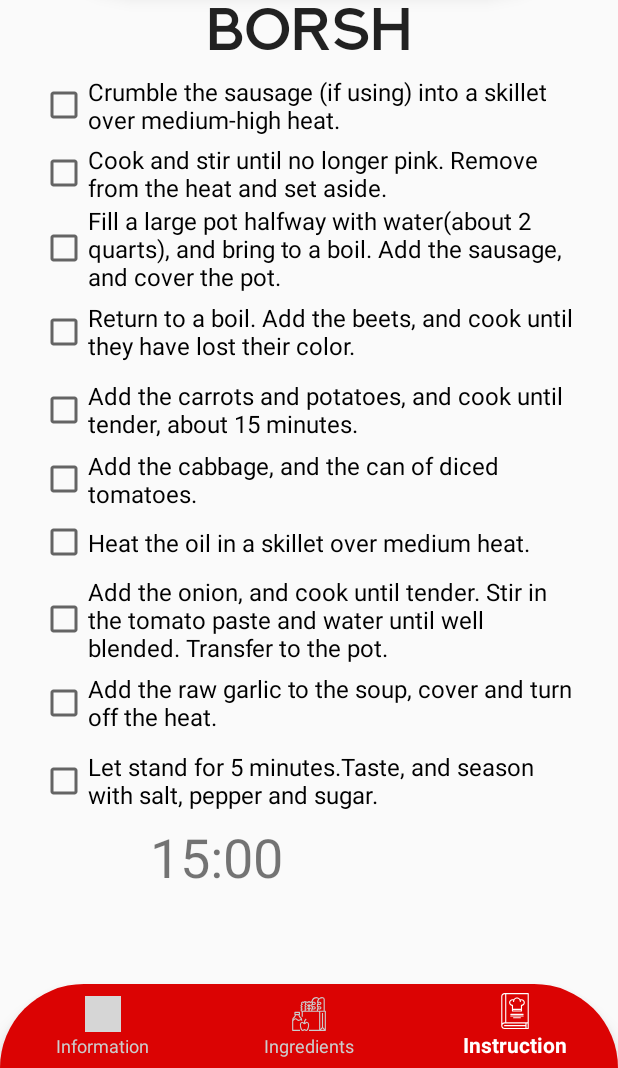
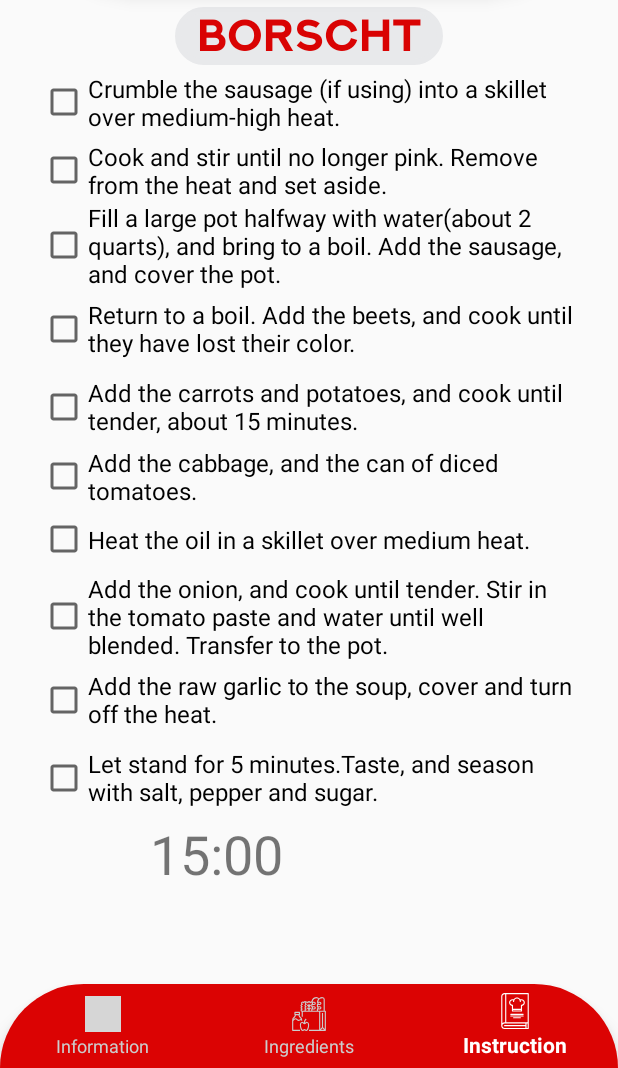
Before and after one commit to thinkingMark/Havka, an Android app: the Ingredients screen opened directly, with no data from a screen before it, item 3 of the bottom bar chosen, on a phone screen of 412 x 824 dp, the part 168-1236 px from its top. Run offline under Robolectric (Android 15) with nearby library versions, the phone set to English and light mode, and no system bars; our stand-ins replace Navigation 3; 2 statements that could not run were skipped; grey boxes are pictures that could not be loaded.

Commit message:
Повністю дороблений калькулятор. На сторінці "Instruction" пофіксений баг(виліт)

```diff
--- a/app/src/main/java/com/example/havka/Information.java
+++ b/app/src/main/java/com/example/havka/Information.java
@@ -52,6 +52,7 @@ public class Information extends AppCompatActivity {
          *  По стандарту вибрана сторінкка №5
          */
         final  Intent intentIngredients = new Intent(getApplicationContext(), Ingredients.class);
+        final Intent INTENT_INSTRUCTIONS = new Intent(getApplicationContext(), Instructions.class);
         bottomNavigationView.setOnNavigationItemSelectedListener(new BottomNavigationView.OnNavigationItemSelectedListener() {
             @Override
             public boolean onNavigationItemSelected(@NonNull MenuItem menuItem) {
@@ -65,7 +66,8 @@ public class Information extends AppCompatActivity {
 
                         return true;
                     case R.id.instructions:
-                        startActivity(new Intent(getApplicationContext(),Instructions.class));
+                        INTENT_INSTRUCTIONS.putExtra("meal", number);
+                        startActivity(INTENT_INSTRUCTIONS);
                         overridePendingTransition(0,0);
                         return true;
                 }
--- a/app/src/main/java/com/example/havka/Ingredients.java
+++ b/app/src/main/java/com/example/havka/Ingredients.java
@@ -17,7 +17,6 @@ import android.widget.TableRow;
 import android.widget.TextView;
 import android.widget.Toast;
 import com.google.android.material.bottomnavigation.BottomNavigationView;
-import com.google.android.material.internal.FlowLayout;
 
 public class Ingredients extends AppCompatActivity {
 
@@ -49,6 +48,7 @@ public class Ingredients extends AppCompatActivity {
         BottomNavigationView topNavigationView = findViewById(R.id.top_navigation);
 
         final Intent intentInformation = new Intent(getApplicationContext(),Information.class);
+        final Intent INTENT_INSTRUCTIONS = new Intent(getApplicationContext(), Instructions.class);
 
         // Переключатель сторінок
         bottomNavigationView.setOnNavigationItemSelectedListener(new BottomNavigationView.OnNavigationItemSelectedListener() {
@@ -64,7 +64,8 @@ public class Ingredients extends AppCompatActivity {
                         overridePendingTransition(0,0);
                         return true;
                     case R.id.instructions:
-                        startActivity(new Intent(getApplicationContext(),Instructions.class));
+                        INTENT_INSTRUCTIONS.putExtra("meal", number);
+                        startActivity(INTENT_INSTRUCTIONS);
                         overridePendingTransition(0,0);
                         return true;
                 }
@@ -98,16 +99,16 @@ public class Ingredients extends AppCompatActivity {
 
         switch (number){
             case 0:
-                title.setText("BORSCH");
+                title.setText("BORSCHT");
                 break;
             case 1:
-                title.setText("Varenyky");
+                title.setText("VARENYKY");
                 break;
             case 2:
                 title.setText("UZVAR");
                 break;
             case 3:
-                title.setText("Sirniks");
+                title.setText("SIRNIKS");
                 break;
             default:
                 break;
--- a/app/src/main/java/com/example/havka/Instructions.java
+++ b/app/src/main/java/com/example/havka/Instructions.java
@@ -1,5 +1,6 @@
 package com.example.havka;
 
+import android.annotation.SuppressLint;
 import android.content.Intent;
 import android.os.Bundle;
 import android.os.CountDownTimer;
@@ -27,16 +28,18 @@ public class Instructions extends AppCompatActivity {
     private TextView mTextViewCountDown;
     private Button mButtonStartPause;
     private Button mButtonReset;
-
     private CountDownTimer mCountDownTimer;
-
     private boolean mTimerRunning;
-
     private long mTimeLeftInMillis = START_TIME_IN_MILLIS;
+    private int number;
+    private TextView mealTitle;
 
     @Override
     protected void onCreate(Bundle savedInstanceState) {
         super.onCreate(savedInstanceState);
+        Bundle argumentsFirstPage = getIntent().getExtras();
+        String s = argumentsFirstPage.get("meal").toString();
+        number = Integer.parseInt(s); // сторінка запускається з параметрами, для вибору страви
         setContentView(R.layout.activity_instructions);
 
         mTextViewCountDown = findViewById(R.id.text_View_countdown);
@@ -76,16 +79,22 @@ public class Instructions extends AppCompatActivity {
          *  Перехід між сторінками №5, №6, №7
          *  По стандарту вибрана сторінкка №6
          */
+
+        final Intent INTENT_INFORMATION = new Intent(getApplicationContext(),Information.class);
+        final Intent INTENT_INGREDIENTS = new Intent(getApplicationContext(), Ingredients.class);
+
         bottomNavigationView.setOnNavigationItemSelectedListener(new BottomNavigationView.OnNavigationItemSelectedListener() {
             @Override
             public boolean onNavigationItemSelected(@NonNull MenuItem menuItem) {
                 switch (menuItem.getItemId()){
                     case R.id.ingridients:
-                        startActivity(new Intent(getApplicationContext(), Ingredients.class));
+                        INTENT_INGREDIENTS.putExtra("meal", number);
+                        startActivity(INTENT_INGREDIENTS);
                         overridePendingTransition(0,0);
                         return true;
                     case R.id.inforamation:
-                        startActivity(new Intent(getApplicationContext(),Information.class));
+                        INTENT_INFORMATION.putExtra("meal", number);
+                        startActivity(INTENT_INFORMATION);
                         overridePendingTransition(0,0);
                         return true;
                     case R.id.instructions:
@@ -108,6 +117,28 @@ public class Instructions extends AppCompatActivity {
             }
         });
 
+        selectMeal(number);
+    }
+
+    @SuppressLint("SetTextI18n")
+    private void selectMeal(int number){
+        mealTitle = (TextView)findViewById(R.id.mealInstruction);
+        switch (number){
+            case 0:
+                mealTitle.setText("BORSCHT");
+                break;
+            case 1:
+                mealTitle.setText("VARENYKY");
+                break;
+            case 2:
+                mealTitle.setText("UZVAR");
+                break;
+            case 3:
+                mealTitle.setText("SIRNIKS");
+                break;
+            default:
+                break;
+        }
     }
 
     private void pauseTimer() {
--- a/app/src/main/java/com/example/havka/Meals.java
+++ b/app/src/main/java/com/example/havka/Meals.java
@@ -25,14 +25,14 @@ public class Meals {
             100,  20,//  tomato, garlic,
             20,   30  //  pepper, parsley
     };
-    static public MealModel firstMeal = new MealModel("BORSHT",
-            "Borsch is a sour soup common in Eastern Europe and Northern Asia.Made with beetroots as one of the main ingredients, which give the dish its distincti-ve red color. Nice dish.",
+    static public MealModel firstMeal = new MealModel("BORSCHT",
+            "Borscht is a sour soup common in Eastern Europe and Northern Asia.Made with beetroots as one of the main ingredients, which give the dish its distincti-ve red color. Nice dish.",
             "0.5$",
             "1 H",
             "1 L",
             R.drawable.borsh,
             firstMealIngridients,
-            "Borsch.txt");
+            "Borscht.txt");
 
     static String[] secondMealIngridients =  {
             "Potato", "Flour",
--- a/app/src/main/res/layout/activity_instructions.xml
+++ b/app/src/main/res/layout/activity_instructions.xml
@@ -46,13 +46,18 @@
         android:orientation="vertical">
 
         <TextView
-            android:layout_width="wrap_content"
+            android:id="@+id/mealInstruction"
+            android:layout_width="match_parent"
             android:layout_height="wrap_content"
-            android:layout_gravity="center_horizontal"
-            android:text="BORSH"
-            android:textAppearance="@style/TextAppearance.AppCompat"
-            android:textSize="40sp"
-            android:fontFamily="@font/nextart_semibold"/>
+            android:layout_marginLeft="90sp"
+            android:layout_marginTop="10sp"
+            android:layout_marginRight="90sp"
+            android:background="@drawable/borsch"
+            android:fontFamily="@font/nextart_bold"
+            android:textAlignment="center"
+            android:textColor="@color/colorPrimary"
+            android:textSize="30sp"
+            android:textStyle="bold"  />
 
         <CheckBox
             android:layout_width="match_parent"
```
Also changed, not shown: app/src/main/assets/Borscht.txt (renamed from app/src/main/assets/Borsch.txt), 2 other files.
